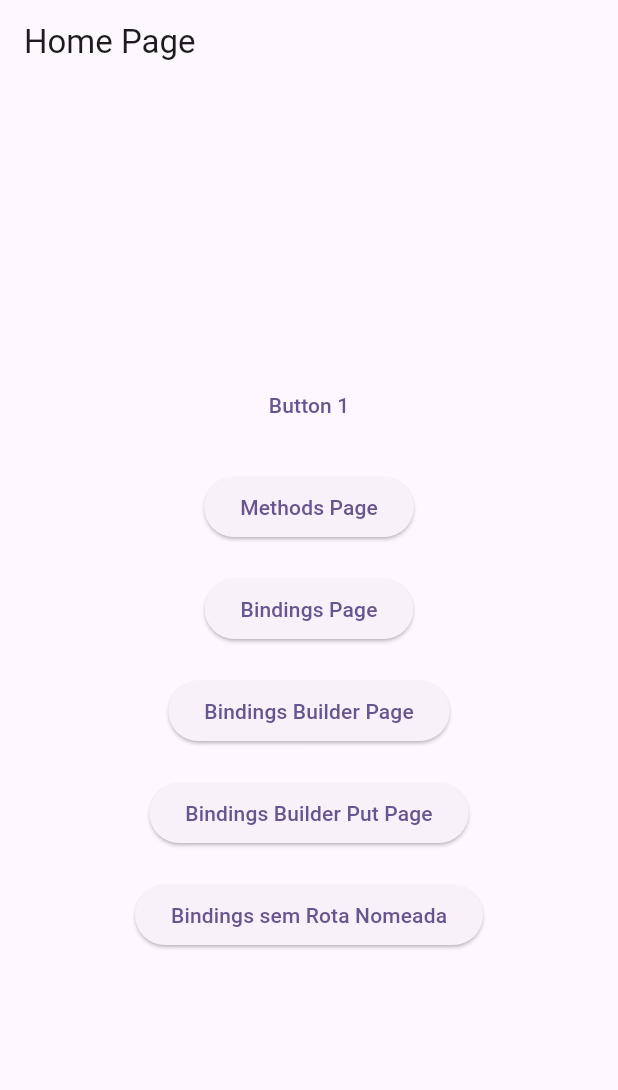
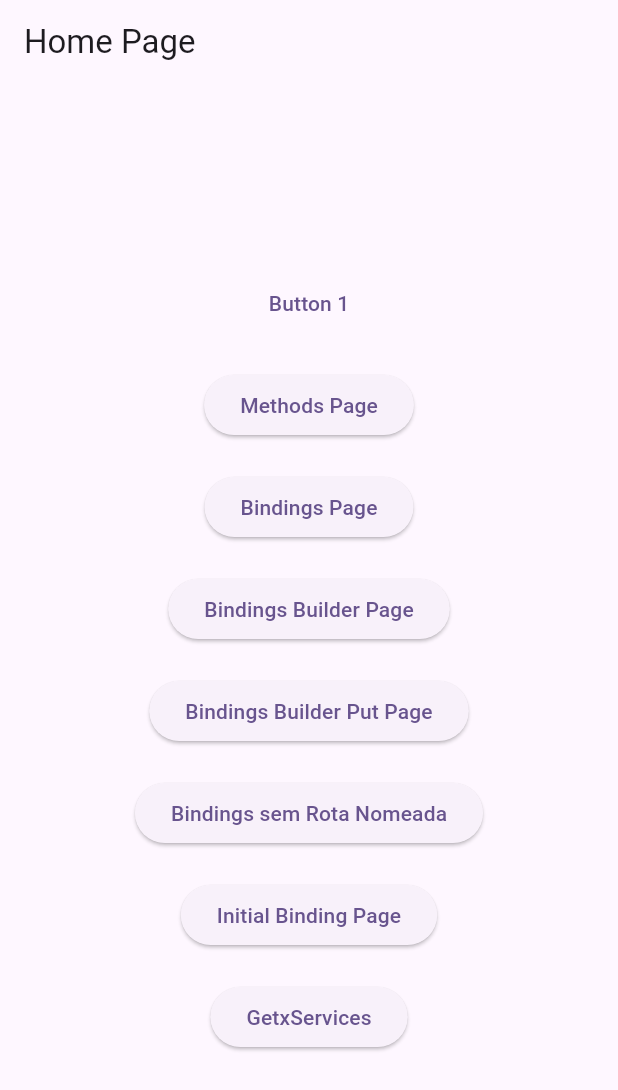
Before and after one commit to gilvancosta/getX-dependency_injection, a Flutter app: the screen it shows after launch, on a phone screen of 412 x 824 dp. Shown: the top 1090 px of the screen. Run offline on Flutter 3.47's test engine with Material 2 defaults, Android fonts, the phone set to English and light mode, and no system bars; our stand-ins replace get, shared_preferences.

Commit message:
Getx Services

```diff
--- a/lib/app/app.dart
+++ b/lib/app/app.dart
@@ -14,8 +14,11 @@
 import 'ui/page/binding/bindings_page.dart';
 import 'ui/page/binding/controller/binding_controller.dart';
 import 'ui/page/binding/services/bindins_services.dart';
+import 'ui/page/getx_services/getx_services_page.dart';
 import 'ui/page/home/home_page.dart';
 import 'ui/page/basico/basico_page.dart';
+import 'ui/page/inital_binding/initial/initial_bindigs.dart';
+import 'ui/page/inital_binding/initial_binging_page.dart';
 import 'ui/page/minddleware/controller/minddleware_binding.dart';
 
 class MyApp extends StatelessWidget {
@@ -24,6 +27,8 @@
   @override
   Widget build(BuildContext context) {
     return GetMaterialApp(
+      initialBinding: InitialBindigs(),
+//
       title: 'Flutter Demo',
       debugShowCheckedModeBanner: false,
       theme: ThemeData(
@@ -67,6 +72,14 @@
           binding: BindingsBuilder.put(() => BindingController(name: 'Binding Builder put')),
           page: () => const BindingBuilderPutPage(),
         ),
+        GetPage(
+          name: '/initial-binding',
+          page: () => const InitialBingingPage(),
+        ),
+        GetPage(
+          name: '/getx-services',
+          page: () => const GetxServicesPage(),
+        ),
       ],
       unknownRoute: GetPage(name: '/404', page: () => const Page404()),
     );
--- a/lib/app/ui/page/home/home_page.dart
+++ b/lib/app/ui/page/home/home_page.dart
@@ -55,6 +55,18 @@
                   Get.to(const BindingsPage(), binding: BindingsBuilder.put(() => BindingController(name: 'Binding sem Rota Nomeada')));
                 },
                 child: const Text('Bindings sem Rota Nomeada')),
+            const SizedBox(height: 20),
+            ElevatedButton(
+                onPressed: () {
+                  Get.toNamed('/initial-binding');
+                },
+                child: const Text('Initial Binding Page')),
+            const SizedBox(height: 20),
+            ElevatedButton(
+                onPressed: () {
+                  Get.toNamed('/getx-services');
+                },
+                child: const Text('GetxServices')),
           ],
         )));
   }
--- /dev/null
+++ b/lib/app/ui/page/inital_binding/initial/auth_model.dart
@@ -0,0 +1,11 @@
+// ignore_for_file: public_member_api_docs, sort_constructors_first
+class AuthModel {
+  String name;
+  String email;
+  String curso;
+  AuthModel({
+    required this.name,
+    required this.email,
+    required this.curso,
+  });
+}
--- a/lib/main.dart
+++ b/lib/main.dart
@@ -1,8 +1,12 @@
 import 'package:flutter/material.dart';
+import 'package:get/get.dart';
 
 import 'app/app.dart';
-
+import 'app/ui/page/getx_services/services/storage_services.dart';
 
 void main() {
+  WidgetsFlutterBinding.ensureInitialized();
+  Get.putAsync(() => StorageServices().init());
+
   runApp(const MyApp());
 }
```
Also changed, not shown: lib/app/ui/page/getx_services/getx_services_page.dart (added, +32 -0 lines), lib/app/ui/page/getx_services/services/storage_services.dart (added, +16 -0 lines), lib/app/ui/page/inital_binding/initial/initial_bindigs.dart (added, +17 -0 lines), lib/app/ui/page/inital_binding/initial_binging_page.dart (added, +31 -0 lines).
